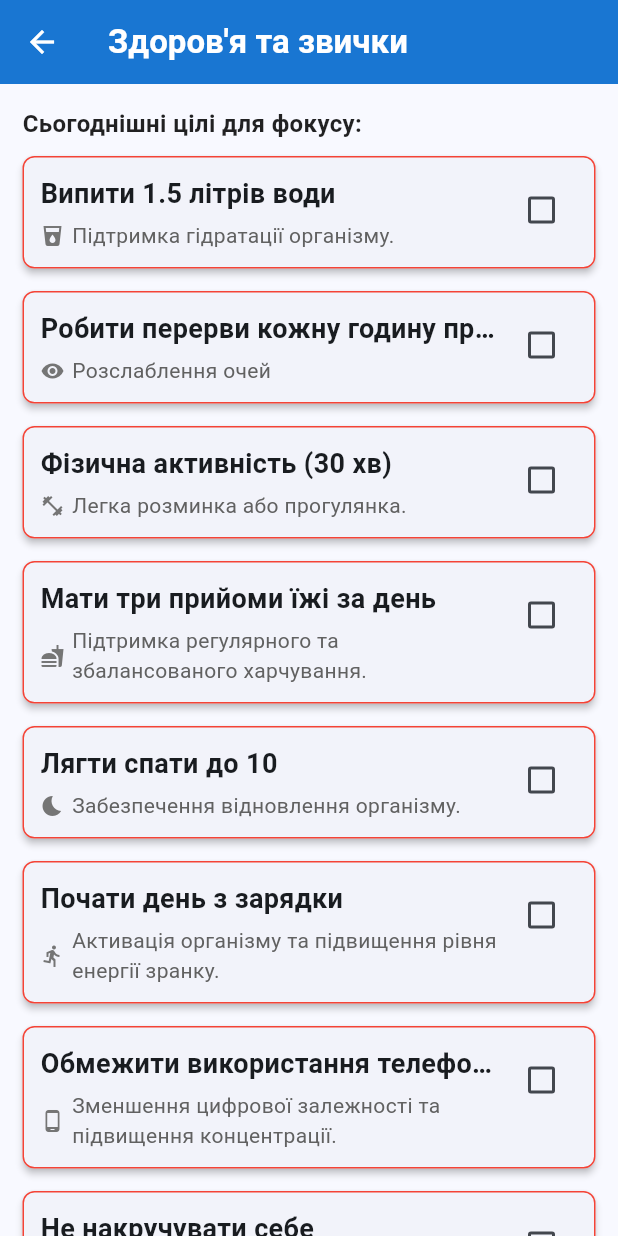
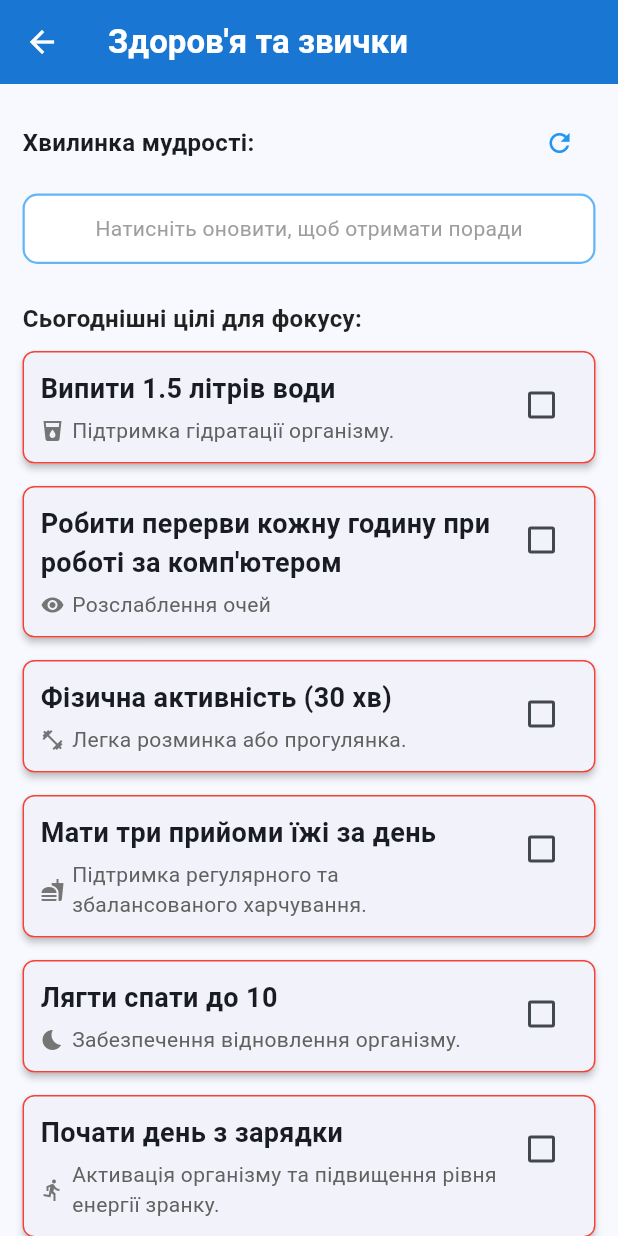
Before and after one commit to DmytroYeDm/task_mist, a Flutter app: the screen it shows after launch, after a tap on "Здоров'я та звички", on a phone screen of 412 x 824 dp. Run offline on Flutter 3.47's test engine with Material 3 defaults, Android fonts, the phone set to English and light mode, and no system bars; missing offline and left inert: translator; network calls fail.

Commit message:
додано модель для порад

```diff
--- /dev/null
+++ b/lib/models/advice_model.dart
@@ -0,0 +1,7 @@
+//Advice_model
+import 'package:flutter/material.dart';
+
+class Advice {
+  final String text;
+  Advice({required this.text});
+}
--- a/lib/screens/health.dart
+++ b/lib/screens/health.dart
@@ -1,4 +1,7 @@
 import 'package:flutter/material.dart';
+import 'dart:convert';
+import 'package:http/http.dart' as http;
+import 'package:translator/translator.dart';
 import '../models/habit_model.dart';
 
 class HealthScreen extends StatefulWidget {
@@ -9,6 +12,10 @@ class HealthScreen extends StatefulWidget {
 }
 
 class _HealthScreenState extends State<HealthScreen> {
+  final GoogleTranslator _translator = GoogleTranslator();
+  List<String> _advices = [];
+  bool _isLoading = false;
+
   final List<Habit> _habits = [
     Habit(
         title: "Випити 1.5 літрів води",
@@ -47,9 +54,45 @@ class _HealthScreenState extends State<HealthScreen> {
     )
   ];
 
+  @override
+  void initState() {
+    super.initState();
+    _fetchAndTranslateAdvices();
+  }
+
+  Future<void> _fetchAndTranslateAdvices() async {
+    try {
+      final requests = List.generate(3, (index) =>
+          http.get(Uri.parse('https://api.adviceslip.com/advice?t=${DateTime.now().millisecondsSinceEpoch + index}'))
+      );
+
+      final responses = await Future.wait(requests);
+      List<String> translatedTexts = [];
+
+      for (var response in responses) {
+        if (response.statusCode == 200) {
+          final data = json.decode(response.body);
+          String englishText = data['slip']['advice'];
+          var translation = await _translator.translate(englishText, from: 'en', to: 'uk');
+          translatedTexts.add(translation.text);
+        }
+      }
+
+      if (mounted) {
+        setState(() {
+          _advices = translatedTexts;
+          _isLoading = false;
+        });
+      }
+    } catch (e) {
+      if (mounted) {
+        setState(() => _isLoading = false);
+      }
+    }
+  }
+
   void _checkHealth() {
-    final completedCount =
-        _habits.where((habit) => habit.isCompleted).length;
+    final completedCount = _habits.where((habit) => habit.isCompleted).length;
     final totalCount = _habits.length;
 
     String title;
@@ -64,14 +107,12 @@ class _HealthScreenState extends State<HealthScreen> {
       color = Colors.green;
     } else if (completedCount >= totalCount * 0.5) {
       title = "Добре!";
-      message =
-      "Ви виконали більшість звичок. Непоганий день! Спробуйте завтра виконати більше";
+      message = "Ви виконали більшість звичок. Непоганий день! Спробуйте завтра виконати більше";
       icon = Icons.thumb_up;
       color = Colors.amber;
     } else {
       title = "Погано!";
-      message =
-      "Ви виконали менше половини звичок. Не слід забувати про своє здоров'я";
+      message = "Ви виконали менше половини звичок. Не слід забувати про своє здоров'я";
       icon = Icons.warning;
       color = Colors.red;
     }
@@ -87,14 +128,11 @@ class _HealthScreenState extends State<HealthScreen> {
               Text(title, style: TextStyle(color: color)),
             ],
           ),
-          content: Text(
-              "$message (Виконано: $completedCount з $totalCount)"),
+          content: Text("$message (Виконано: $completedCount з $totalCount)"),
           actions: <Widget>[
             TextButton(
               child: const Text("Зрозуміло"),
-              onPressed: () {
-                Navigator.of(context).pop();
-              },
+              onPressed: () => Navigator.of(context).pop(),
             ),
           ],
         );
@@ -102,7 +140,7 @@ class _HealthScreenState extends State<HealthScreen> {
     );
   }
 
-  Widget _buildHabitCard(Habit habit, int index) {
+  Widget _buildHabitCard(Habit habit) {
     return Card(
       margin: const EdgeInsets.only(bottom: 15),
       elevation: 2,
@@ -132,11 +170,10 @@ class _HealthScreenState extends State<HealthScreen> {
                       decorationThickness: 2,
                       decorationColor: Colors.black,
                     ),
-                    maxLines: 1, // <--- Виправлення: обмежуємо заголовок
-                    overflow: TextOverflow.ellipsis, // <--- Виправлення: додаємо "..."
+                    maxLines: 2,
+                    overflow: TextOverflow.ellipsis,
                   ),
                   const SizedBox(height: 5),
-
                   Row(
                     children: [
                       Icon(habit.icon, size: 16, color: Colors.grey.shade600),
@@ -154,7 +191,6 @@ class _HealthScreenState extends State<HealthScreen> {
                 ],
               ),
             ),
-
             Checkbox(
               value: habit.isCompleted,
               activeColor: Colors.green,
@@ -183,6 +219,69 @@ class _HealthScreenState extends State<HealthScreen> {
         child: Column(
           crossAxisAlignment: CrossAxisAlignment.stretch,
           children: <Widget>[
+            Row(
+              mainAxisAlignment: MainAxisAlignment.spaceBetween,
+              children: [
+                const Text(
+                  "Хвилинка мудрості:",
+                  style: TextStyle(fontSize: 16, fontWeight: FontWeight.bold),
+                ),
+                if (!_isLoading)
+                  IconButton(
+                    icon: const Icon(Icons.refresh, size: 20, color: Colors.blue),
+                    onPressed: () {
+                      setState(() => _isLoading = true);
+                      _fetchAndTranslateAdvices();
+                    },
+                    padding: EdgeInsets.zero,
+                    constraints: const BoxConstraints(),
+                  )
+                else
+                  const SizedBox(
+                    width: 20,
+                    height: 20,
+                    child: CircularProgressIndicator(strokeWidth: 2),
+                  ),
+              ],
+            ),
+            const SizedBox(height: 10),
+
+            Container(
+              padding: const EdgeInsets.all(12),
+              decoration: BoxDecoration(
+                borderRadius: BorderRadius.circular(10),
+                border: Border.all(color: Colors.blue.shade300, width: 1.5),
+                color: Colors.white,
+              ),
+              child: (_advices.isEmpty && _isLoading)
+                  ? const Center(child: Padding(
+                padding: EdgeInsets.all(10.0),
+                child: CircularProgressIndicator(),
+              ))
+                  : Column(
+                children: _advices.isNotEmpty
+                    ? _advices.asMap().entries.map((entry) {
+                  int idx = entry.key;
+                  return Container(
+                    width: double.infinity,
+                    margin: EdgeInsets.only(bottom: idx != _advices.length - 1 ? 8 : 0),
+                    padding: const EdgeInsets.all(12),
+                    decoration: BoxDecoration(
+                      color: Colors.blue.shade50,
+                      borderRadius: BorderRadius.circular(8),
+                      border: Border.all(color: Colors.blue.shade100),
+                    ),
+                    child: Text(
+                      entry.value,
+                      style: const TextStyle(fontStyle: FontStyle.italic, color: Colors.black87),
+                    ),
+                  );
+                }).toList()
+                    : [const Text("Натисніть оновити, щоб отримати поради", style: TextStyle(color: Colors.grey))],
+              ),
+            ),
+
+            const SizedBox(height: 25),
             const Padding(
               padding: EdgeInsets.only(bottom: 10),
               child: Text(
@@ -191,9 +290,7 @@ class _HealthScreenState extends State<HealthScreen> {
               ),
             ),
 
-            ..._habits.asMap().entries.map((entry) {
-              return _buildHabitCard(entry.value, entry.key);
-            }).toList(),
+            ..._habits.map((habit) => _buildHabitCard(habit)).toList(),
 
             const SizedBox(height: 30),
 
--- a/lib/screens/profile.dart
+++ b/lib/screens/profile.dart
@@ -228,8 +228,7 @@ class _ProfileScreenState extends State<ProfileScreen> {
     }
 
     final interestsValue = _profileService.interests.isNotEmpty
-        ? _profileService.interests
-        : '-';
+        ? _profileService.interests : '-';
 
     return Column(
       crossAxisAlignment: CrossAxisAlignment.center,
@@ -239,7 +238,7 @@ class _ProfileScreenState extends State<ProfileScreen> {
             shape: BoxShape.circle,
             boxShadow: [
               BoxShadow(
-                color: Colors.black.withOpacity(0.15),
+                color: Colors.black.withValues(alpha: 0.15),
                 spreadRadius: 2,
                 blurRadius: 10,
                 offset: const Offset(0, 5),
--- a/lib/services/profile_service.dart
+++ b/lib/services/profile_service.dart
@@ -9,7 +9,7 @@ class ProfileService {
 
   ProfileService._internal();
 
-  static const String photoAssetPath = 'lib/assets/photo.png';
+  static const String photoAssetPath = "lib/assets/photo.png";
 
   String _name = '';
   String _studentId = '';
--- a/pubspec.yaml
+++ b/pubspec.yaml
@@ -32,6 +32,8 @@ dependencies:
     sdk: flutter
   intl: ^0.18.1
   image_picker: ^1.0.4
+  http: ^1.1.0
+  translator: ^1.0.4+1
   # The following adds the Cupertino Icons font to your application.
   # Use with the CupertinoIcons class for iOS style icons.
   cupertino_icons: ^1.0.8
```
Also changed, not shown: pubspec.lock, 1 other file.
